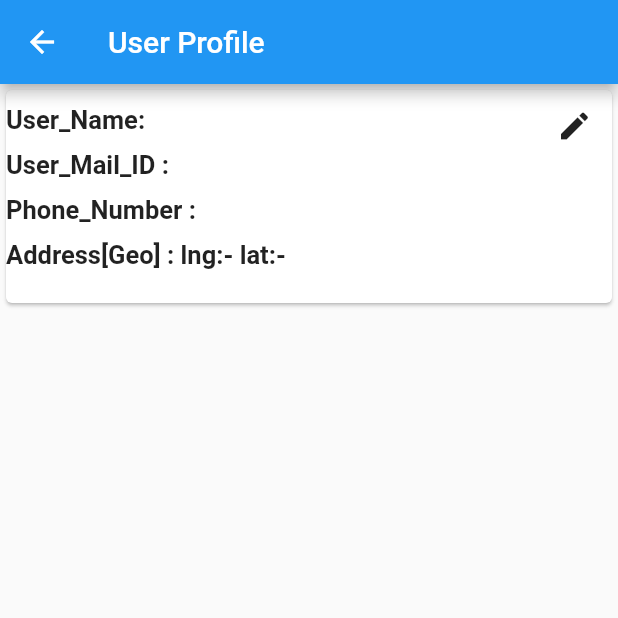
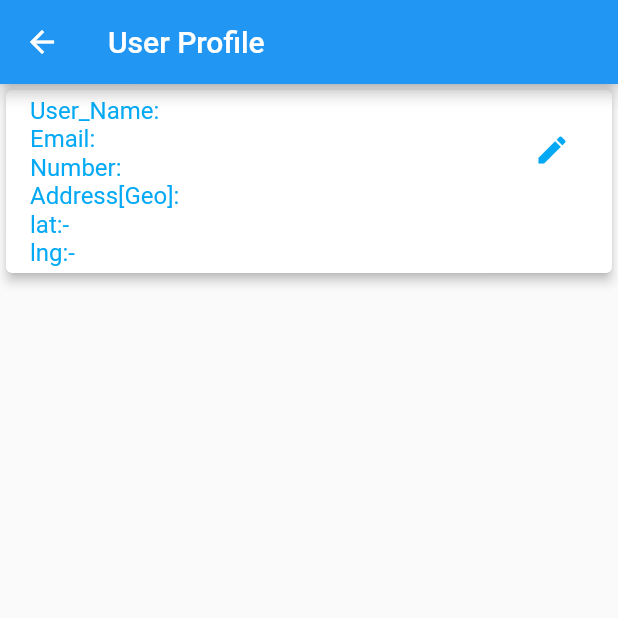
Before and after one commit to ankitksharma07/TechPost, a Flutter app: the UserProfile screen opened directly with empty values, on a phone screen of 412 x 824 dp, the top half of it. Run offline on Flutter 3.47's test engine with Material 2 defaults, Android fonts, the phone set to English and light mode, and no system bars; network calls fail.

Commit message:
updated userdata

```diff
--- a/lib/user_profiledata.dart
+++ b/lib/user_profiledata.dart
@@ -15,74 +15,26 @@ class _UserProfileState extends State<UserProfile> {
   Widget build(BuildContext context) {
     return Scaffold(
       appBar: AppBar(title: const Text('User Profile')),
-      // ignore: sized_box_for_whitespace
-      body: Container(
-        height: 150,
-        width: 420,
-        child: Card(
-          child: Stack(
-            children: [
-              Padding(
-                padding: const EdgeInsets.only(top: 10),
-                child: Text(
-                  'User_Name: ${widget.value.name}',
-                  style: const TextStyle(
-                      fontWeight: FontWeight.bold, fontSize: 17),
-                ),
+      body: Card(
+        elevation: 3,
+        child: ListTile(
+          title: Text(
+            'User_Name: ${widget.value.name}'
+            '\nEmail: ${widget.value.email}'
+            '\nNumber:${widget.value.phone}'
+            '\nAddress[Geo]:'
+            '\nlat:- ${widget.value.lat}'
+            '\nlng:-${widget.value.lng}',
+            style: const TextStyle(color: Colors.lightBlue),
+          ),
+          trailing: IconButton(
+              icon: const Icon(
+                Icons.edit,
+                color: Colors.lightBlue,
               ),
-              Padding(
-                padding: const EdgeInsets.only(top: 40),
-                child: Text(
-                  'User_Mail_ID : ${widget.value.email}',
-                  style: const TextStyle(
-                      fontWeight: FontWeight.bold, fontSize: 17),
-                ),
-              ),
-              Padding(
-                padding: const EdgeInsets.only(top: 70),
-                child: Text(
-                  'Phone_Number : ${widget.value.phone}',
-                  style: const TextStyle(
-                      fontWeight: FontWeight.bold, fontSize: 17),
-                ),
-              ),
-              Padding(
-                padding: const EdgeInsets.only(top: 100),
-                child: Text(
-                  'Address[Geo] : lng:-${widget.value.lng} lat:-${widget.value.lat}',
-                  style: const TextStyle(
-                      fontWeight: FontWeight.bold, fontSize: 17),
-                ),
-              ),
-              Positioned(
-                left: 355,
-                child: IconButton(
-                  tooltip: "Edit Profile",
-                  icon: const Icon(
-                    Icons.edit,
-                  ),
-                  onPressed: () {},
-                ),
-              )
-            ],
-          ),
+              onPressed: () {}),
         ),
       ),
     );
   }
 }
-class UpdateUserProfile extends StatefulWidget {
-  @override
-  _UpdateUserProfileState createState() => _UpdateUserProfileState();
-}
-
-class _UpdateUserProfileState extends State<UpdateUserProfile> {
-  @override
-  Widget build(BuildContext context) {
-    return Scaffold(
-      appBar: AppBar(
-        title:const Text("Update Profile"),
-      ),
-    );
-  }
-}
```
